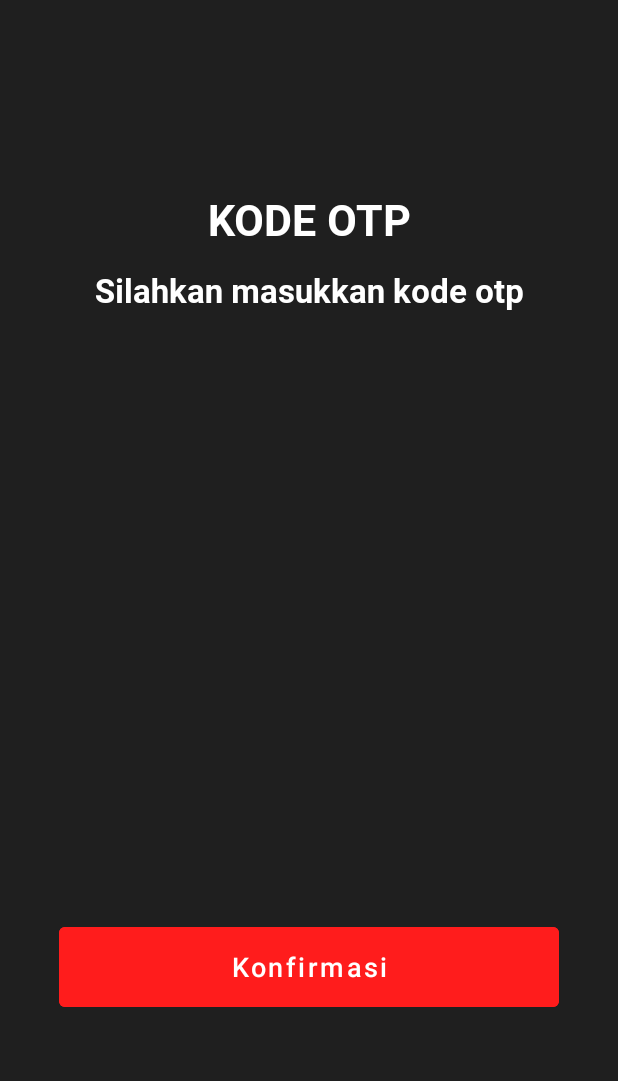
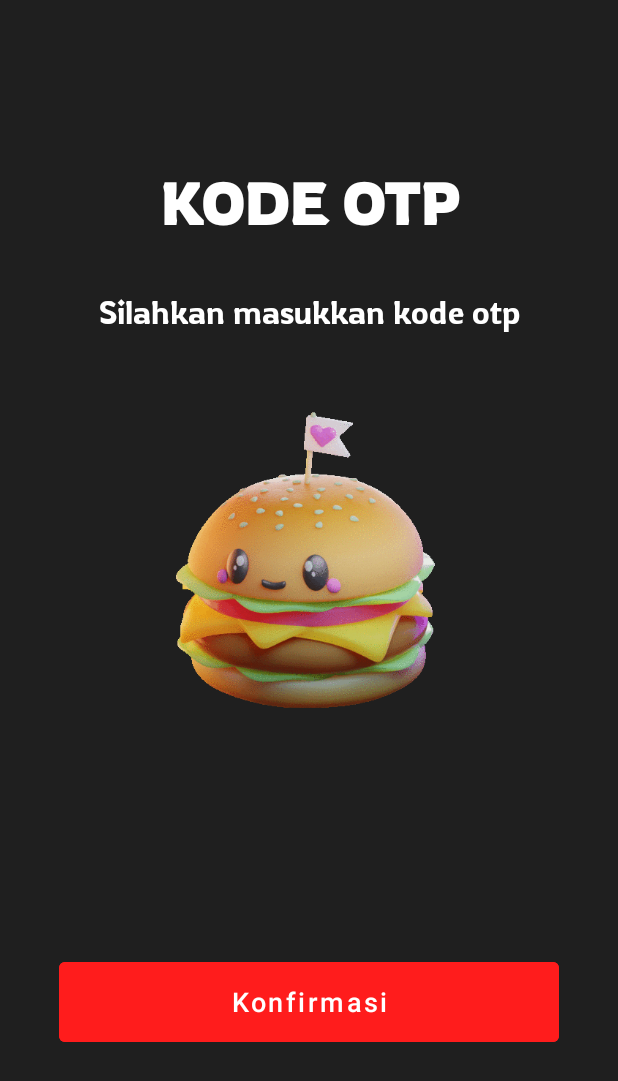
Before and after one commit to SaiaFadil/Ordering_Food, an Android app: the layout activity_kode_otp_register.xml on its own in the app's theme, with its tools: preview values and no code run, on a phone screen of 412 x 824 dp. Shown: the top 1081 px of the screen. Run offline under Robolectric (Android 15) with nearby library versions, the phone set to English and light mode, and no system bars; plain views replace OtpTextView.

Commit message:
Added Gif

```diff
--- a/app/src/main/java/com/tif22/orderingfood/api/retrofit/RetrofitClient.kt
+++ b/app/src/main/java/com/tif22/orderingfood/api/retrofit/RetrofitClient.kt
@@ -10,7 +10,7 @@ import java.util.concurrent.TimeUnit
 
 object RetrofitClient {
 
-    const val BASE_URL: String = "http://192.168.1.58/OrderingFood/FilePhp/" // local server
+    const val BASE_URL: String = "http://172.17.201.68/OrderingFood/FilePhp/" // local server
 
     val connection: Retrofit
         get() {
--- a/app/src/main/res/layout/activity_kode_otp_register.xml
+++ b/app/src/main/res/layout/activity_kode_otp_register.xml
@@ -22,8 +22,8 @@
                 android:layout_width="match_parent"
                 android:layout_height="wrap_content"
                 android:text="KODE OTP"
-                android:fontFamily="@font/robotobold"
-                android:textSize="@dimen/_22ssp"
+                android:fontFamily="@font/rowdiesregular"
+                android:textSize="@dimen/_29ssp"
                 android:textColor="@color/white"
                 android:layout_marginTop="@dimen/_5sdp"
                 android:gravity="center_horizontal"
@@ -33,7 +33,7 @@
 
             <TextView
                 android:id="@+id/tulisan2"
-                android:fontFamily="@font/robotobold"
+                android:fontFamily="@font/rowdieslight"
                 android:layout_width="match_parent"
                 android:layout_height="wrap_content"
                 android:textColor="@color/white"
@@ -46,6 +46,7 @@
                 android:layout_width="match_parent"
                 android:layout_margin="@dimen/_20sdp"
                 android:layout_height="@dimen/_180sdp"
+                android:src="@drawable/animfood1"
                 />
             <TextView
                 android:id="@+id/tulisansalah"
--- a/app/src/main/res/layout/activity_register.xml
+++ b/app/src/main/res/layout/activity_register.xml
@@ -60,10 +60,10 @@
                 android:layout_height="wrap_content"
                 android:layout_gravity="center_horizontal"
                 android:layout_marginTop="@dimen/_10sdp"
-                android:fontFamily="@font/robotobold"
+                android:fontFamily="@font/rowdiesregular"
                 android:text="Daftarkan Akun Anda"
                 android:textColor="@color/white"
-                android:textSize="@dimen/_25ssp" />
+                android:textSize="@dimen/_23ssp" />
 
             <com.google.android.material.textview.MaterialTextView
                 android:id="@+id/teksnama"
```
Also changed, not shown: app/src/main/java/com/tif22/orderingfood/ui/activity/KodeOtpRegister.kt (+8 -1 lines), app/src/main/res/drawable/animfood1.gif (added).
